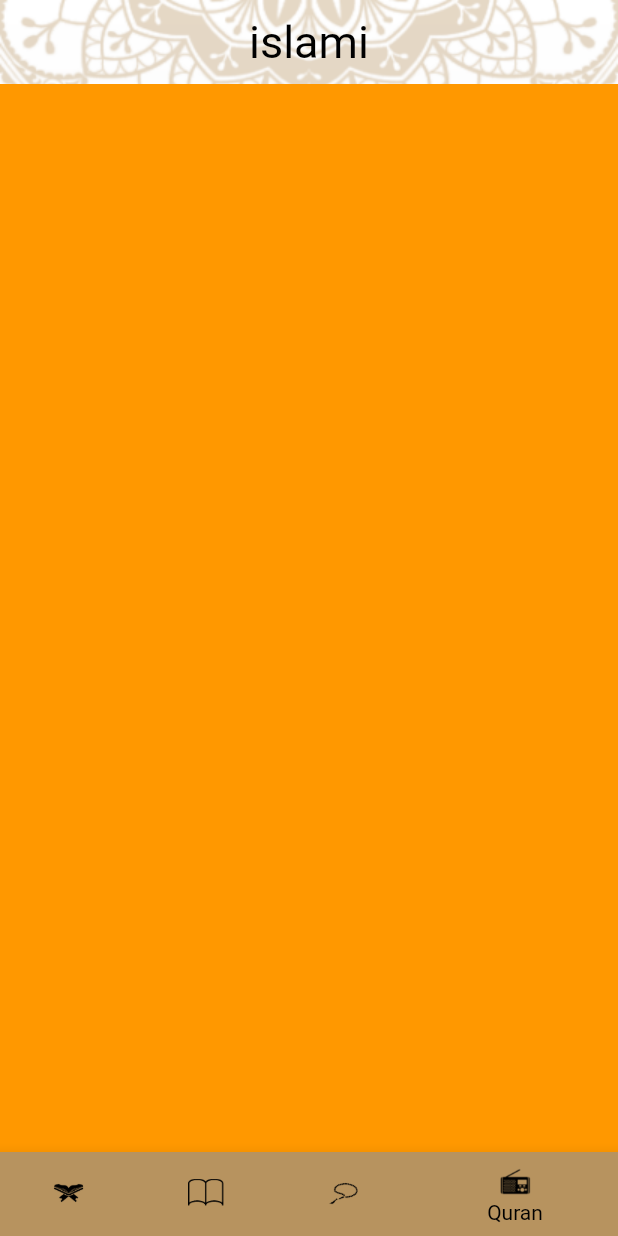
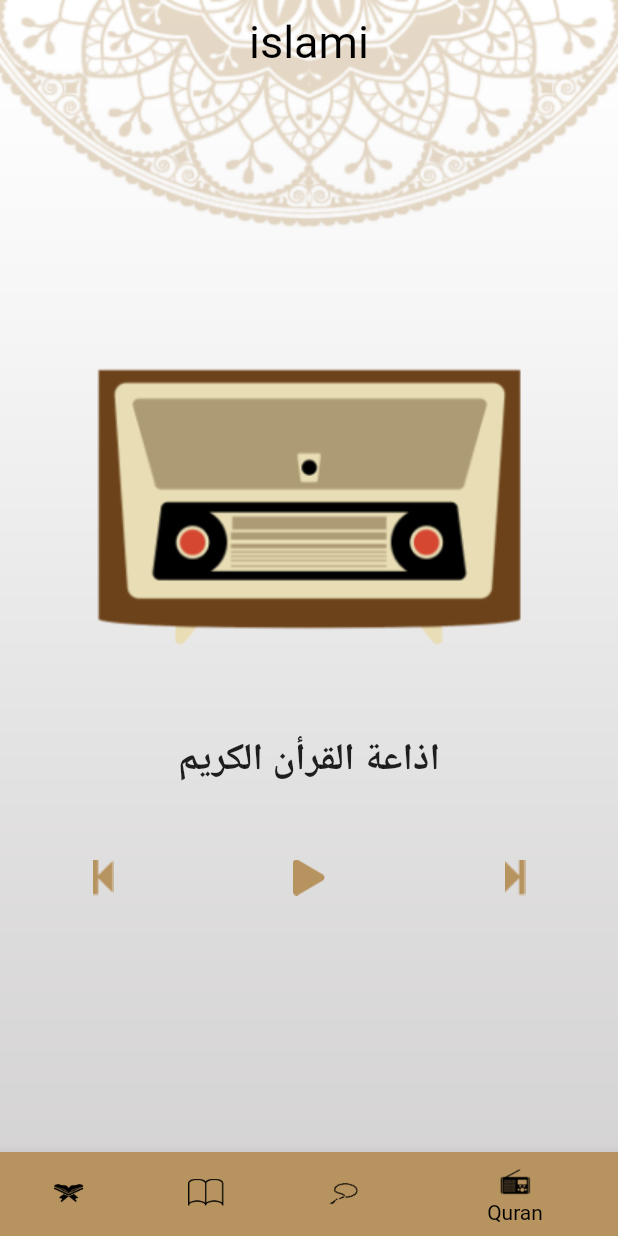
Before and after one commit to mohamed657/Islami-test-training, a Flutter app: the screen it shows after launch, item 4 of the bottom bar chosen, on a phone screen of 412 x 824 dp. Run offline on Flutter 3.47's test engine with Material 2 defaults, Android fonts, the phone set to English and light mode, and no system bars.

Commit message:
finshed design RadioTab
added radio image
added all icon

```diff
--- a/lib/main.dart
+++ b/lib/main.dart
@@ -1,6 +1,6 @@
 import 'package:flutter/material.dart';
-import 'package:untitled/Home/HomeScrean.dart';
 
+import 'Home/HomeScrean.dart';
 import 'hadeth/HadethDetailsScrean.dart';
 import 'quran/SuraDetailsWidget.dart';
 
--- a/lib/radio/radioTab.dart
+++ b/lib/radio/radioTab.dart
@@ -1,10 +1,46 @@
 import 'package:flutter/material.dart';
+import 'package:untitled/main.dart';
 
 class radioTab extends StatelessWidget {
   @override
   Widget build(BuildContext context) {
-    return Container(
-      color: Colors.orange,
+    return Center(
+      child: Column(
+        mainAxisAlignment: MainAxisAlignment.center,
+        children: [
+          Image.asset('assets/image/radio_tab.png'),
+          SizedBox(
+            height: 40,
+          ),
+          Text(
+            'اذاعة القرأن الكريم',
+            style: TextStyle(fontWeight: FontWeight.bold, fontSize: 25),
+          ),
+          SizedBox(
+            height: 50,
+          ),
+          Row(
+            mainAxisAlignment: MainAxisAlignment.spaceAround,
+            children: [
+              ImageIcon(
+                AssetImage('assets/image/Icon metro-next.png'),
+                color: MyThemeData.primaryColor,
+              ),
+              ImageIcon(
+                AssetImage('assets/image/Icon awesome-play.png'),
+                color: MyThemeData.primaryColor,
+              ),
+              ImageIcon(
+                AssetImage('assets/image/Icon metro-next-1.png'),
+                color: MyThemeData.primaryColor,
+              ),
+            ],
+          ),
+        ],
+      ),
     );
   }
 }
+/*
+ ImageIcon(AssetImage(''))
+ */
```
Also changed, not shown: assets/image/2.0x/Icon awesome-play@2x.png (added), assets/image/2.0x/Icon metro-next-1@2x.png (added), assets/image/2.0x/Icon metro-next@2x.png (added), assets/image/2.0x/radio_tab@2x.png (added), assets/image/3.0x/Icon awesome-play@3x.png (added), assets/image/3.0x/Icon metro-next-1@3x.png (added), assets/image/3.0x/Icon metro-next@3x.png (added), assets/image/3.0x/radio_tab@3x.png (added), assets/image/Icon awesome-play.png (added), assets/image/Icon metro-next-1.png (added), assets/image/Icon metro-next.png (added), assets/image/radio_tab.png (added).
